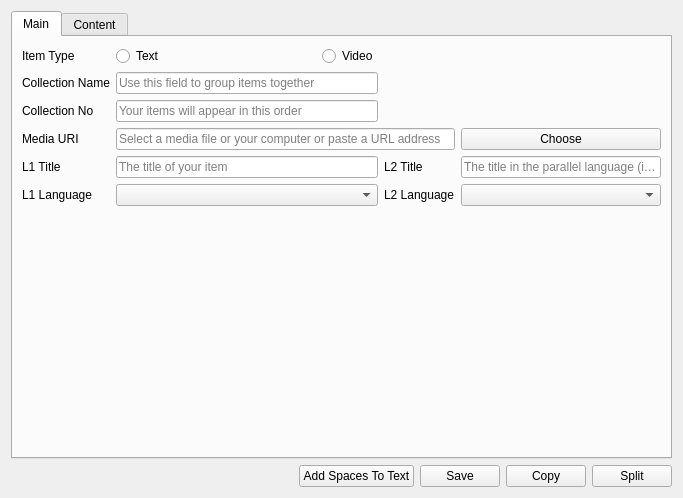
The window that qtdesigner/itemdialog.ui (t123/ReadingTool.Python) describes before a commit, drawn with Qt 5.
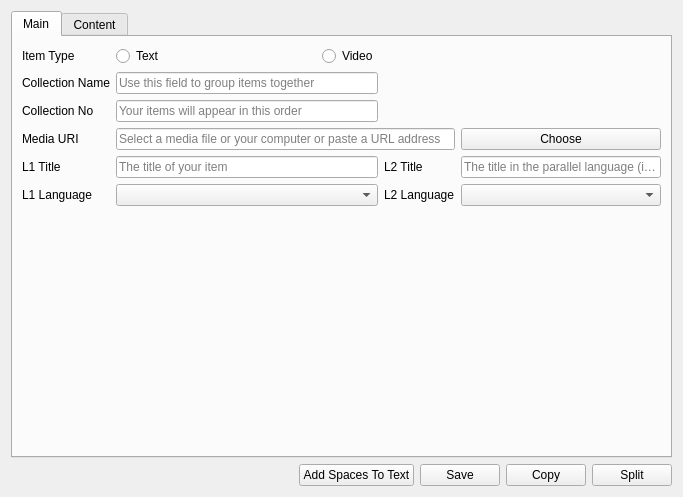
The same window after the commit. Custom widgets are drawn as their Qt base class.

Patch:
```diff
--- a/qtdesigner/itemdialog.ui
+++ b/qtdesigner/itemdialog.ui
@@ -7,7 +7,7 @@
     <x>0</x>
     <y>0</y>
     <width>683</width>
-    <height>498</height>
+    <height>497</height>
    </rect>
   </property>
   <property name="windowTitle">
```
